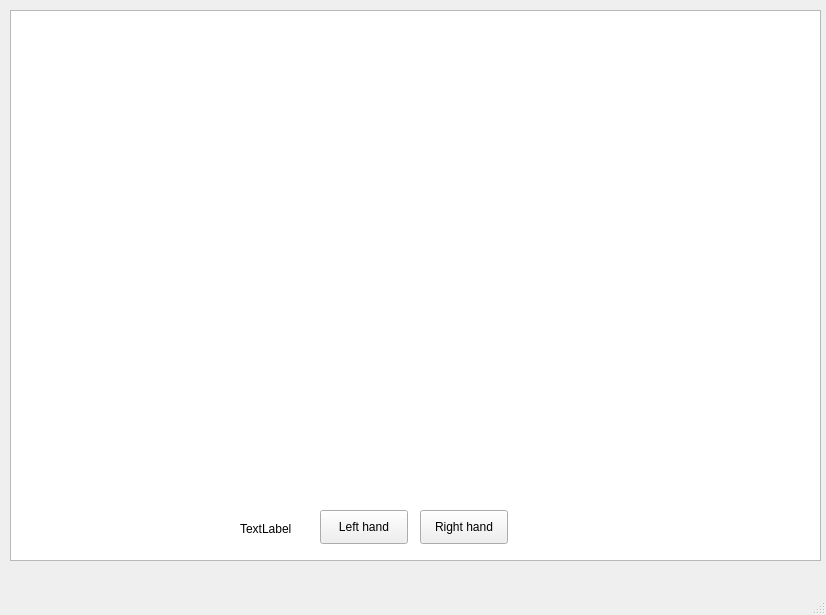
Qt form 353501/Иваненко К.С./LabWork_1/Task_1/mainwindow.ui (zhuchok12/Fundamentals-of-algorithmization-and-programming) before a commit.
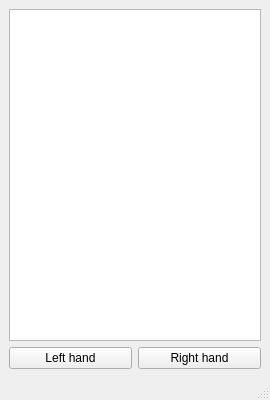
The same form after that commit.

The edit to the form file:
```diff
--- a/353501/Иваненко К.С./LabWork_1/Task_1/mainwindow.ui
+++ b/353501/Иваненко К.С./LabWork_1/Task_1/mainwindow.ui
@@ -6,63 +6,47 @@
    <rect>
     <x>0</x>
     <y>0</y>
-    <width>826</width>
-    <height>615</height>
+    <width>270</width>
+    <height>400</height>
    </rect>
   </property>
+  <property name="minimumSize">
+   <size>
+    <width>200</width>
+    <height>400</height>
+   </size>
+  </property>
   <property name="windowTitle">
    <string>MainWindow</string>
   </property>
   <widget class="QWidget" name="centralwidget">
-   <widget class="QGraphicsView" name="graphicsView">
-    <property name="geometry">
-     <rect>
-      <x>10</x>
-      <y>10</y>
-      <width>811</width>
-      <height>551</height>
-     </rect>
-    </property>
-   </widget>
+   <layout class="QGridLayout" name="gridLayout">
+    <item row="0" column="0">
+     <layout class="QVBoxLayout" name="verticalLayout">
+      <item>
+       <widget class="QGraphicsView" name="graphicsView"/>
+      </item>
+      <item>
+       <layout class="QHBoxLayout" name="horizontalLayout_2">
+        <item>
    <widget class="QPushButton" name="leftPushButton">
-    <property name="geometry">
-     <rect>
-      <x>320</x>
-      <y>510</y>
-      <width>88</width>
-      <height>34</height>
-     </rect>
-    </property>
     <property name="text">
      <string>Left hand</string>
     </property>
    </widget>
+        </item>
+        <item>
    <widget class="QPushButton" name="rightPushButton">
-    <property name="geometry">
-     <rect>
-      <x>420</x>
-      <y>510</y>
-      <width>88</width>
-      <height>34</height>
-     </rect>
-    </property>
     <property name="text">
      <string>Right hand</string>
     </property>
    </widget>
-   <widget class="QLabel" name="label">
-    <property name="geometry">
-     <rect>
-      <x>240</x>
-      <y>520</y>
-      <width>58</width>
-      <height>18</height>
-     </rect>
-    </property>
-    <property name="text">
-     <string>TextLabel</string>
-    </property>
-   </widget>
+        </item>
+       </layout>
+      </item>
+     </layout>
+    </item>
+   </layout>
   </widget>
   <widget class="QMenuBar" name="menubar">
    <property name="geometry">
```
Left out of the diff: 2 changed lines with no effect on the pictures. Lines whose indentation alone changed are shown as unchanged.
